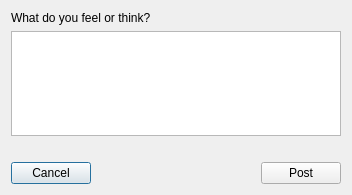
The window that src/ui/newpost.ui (pztrn/qtdenter-old) describes before a commit, drawn with Qt 5.
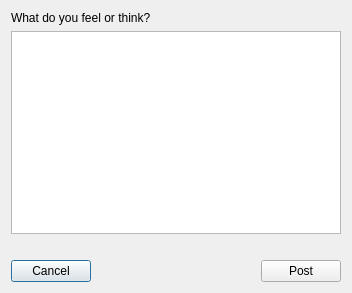
The same window after the commit.

Commit message: UI updates, update timer can be 1+ minutes, replies

Patch:
```diff
--- a/src/ui/newpost.ui
+++ b/src/ui/newpost.ui
@@ -7,7 +7,7 @@
     <x>0</x>
     <y>0</y>
     <width>352</width>
-    <height>195</height>
+    <height>293</height>
    </rect>
   </property>
   <property name="windowTitle">
```
Left out of the diff: 5 changed lines with no effect on the pictures. The commit also changes 7 other files.
